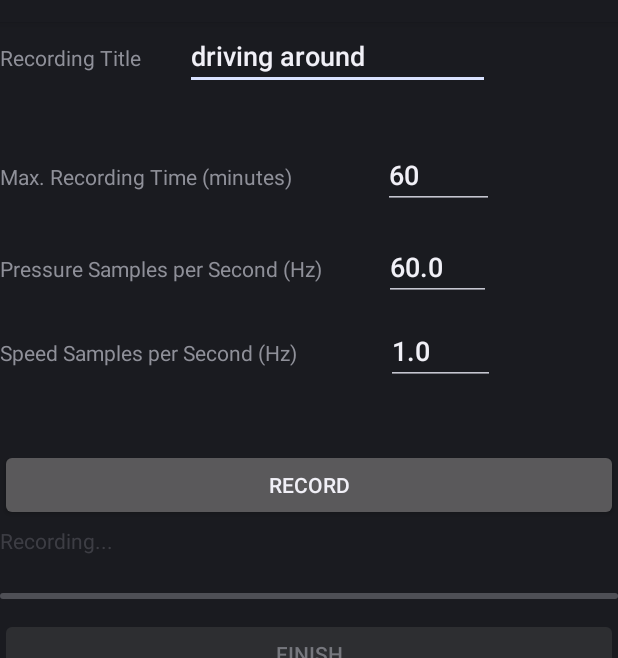
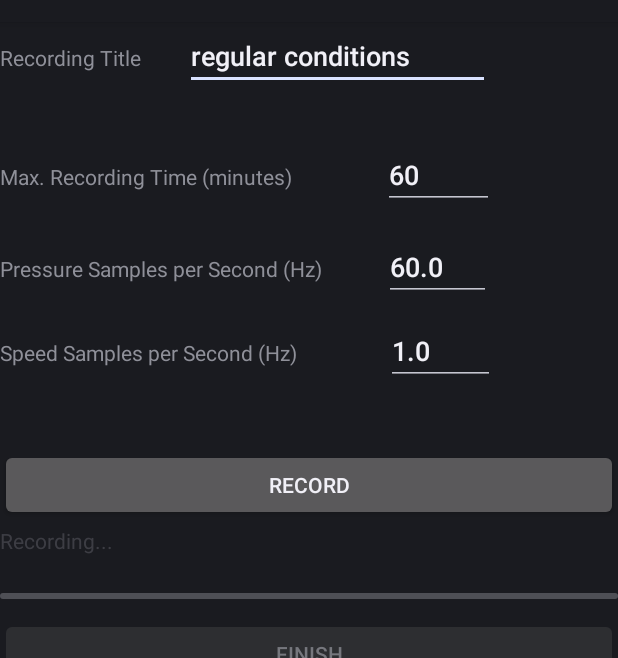
Before and after one commit to avyss/car-noise-pulsations, an Android app: the screen it shows after launch (MainActivity), on a phone screen of 412 x 824 dp, the part 62-720 px from its top. Run offline under Robolectric (Android 15) with nearby library versions, the phone set to English and light mode, and no system bars; libraries missing offline, so code that uses them is left out: com.avyss.

Commit message:
tweaks towards release: change default recording title, fix screenshot

```diff
--- a/capture/android/PressurePulsationsRecorder/src/main/java/com/avyss/PressurePulsationsRecorder/MainActivity.kt
+++ b/capture/android/PressurePulsationsRecorder/src/main/java/com/avyss/PressurePulsationsRecorder/MainActivity.kt
@@ -228,7 +228,7 @@ class MainActivity : Activity() {
     }
 
     companion object {
-        private const val DEFAULT_RECORDING_TITLE = "driving around"
+        private const val DEFAULT_RECORDING_TITLE = "regular conditions"
         private const val DEFAULT_MAX_SAMPLING_TIME_MINUTES = 60
         private const val DEFAULT_PRESSURE_SAMPLES_PER_SECOND = 60.0f
         private const val DEFAULT_SPEED_SAMPLES_PER_SECOND = 1.0f
```
Also changed, not shown: 2 other files.
